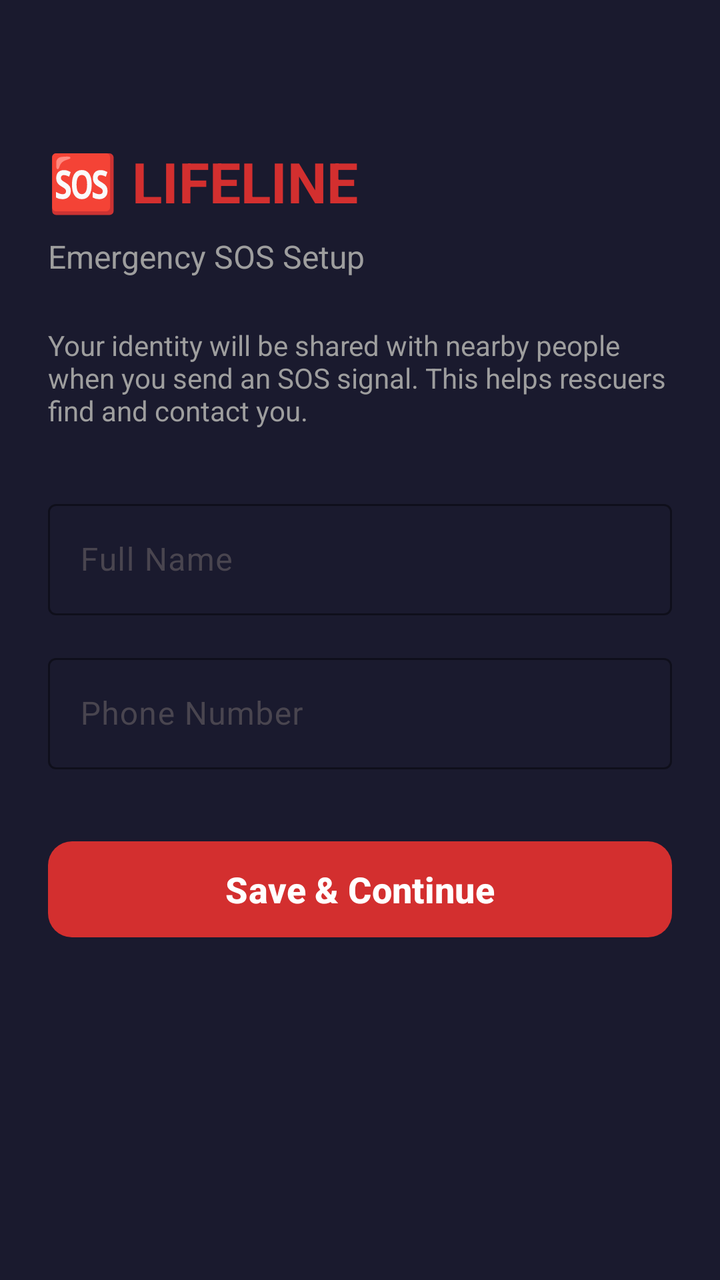
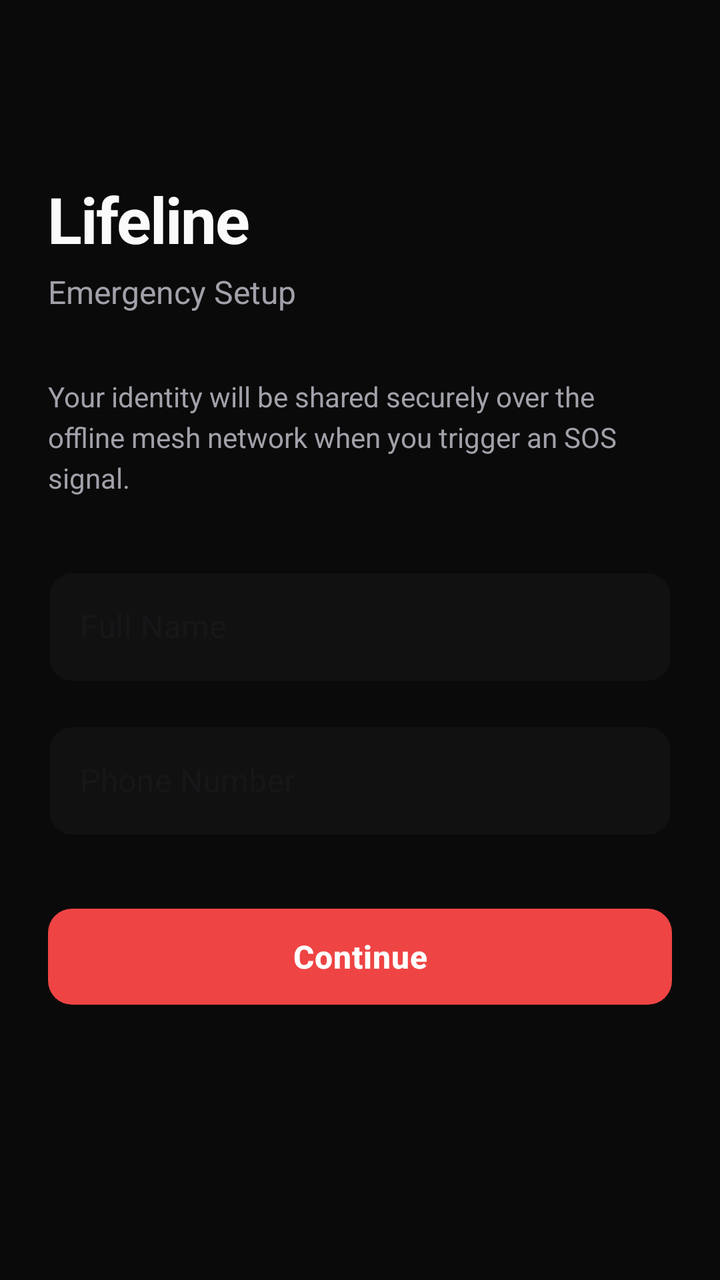

The first picture is an Android layout as it rendered before a commit; the second is the same layout after the commit. The layout source and the unified diff follow.
<!-- AndroidManifest.xml: application theme Theme.Lifeline -->
<!-- res/layout/activity_user_identity.xml -->
<?xml version="1.0" encoding="utf-8"?>
<androidx.constraintlayout.widget.ConstraintLayout
    xmlns:android="http://schemas.android.com/apk/res/android"
    xmlns:app="http://schemas.android.com/apk/res-auto"
    android:layout_width="match_parent"
    android:layout_height="match_parent"
    android:background="@color/dark_background"
    android:padding="24dp">

    
    <TextView
        android:id="@+id/tvTitle"
        android:layout_width="wrap_content"
        android:layout_height="wrap_content"
        android:text="🆘 LIFELINE"
        android:textSize="28sp"
        android:textStyle="bold"
        android:textColor="@color/emergency_red"
        app:layout_constraintTop_toTopOf="parent"
        app:layout_constraintStart_toStartOf="parent"
        android:layout_marginTop="48dp"/>

    <TextView
        android:id="@+id/tvSubtitle"
        android:layout_width="wrap_content"
        android:layout_height="wrap_content"
        android:text="Emergency SOS Setup"
        android:textSize="16sp"
        android:textColor="@color/text_secondary"
        app:layout_constraintTop_toBottomOf="@id/tvTitle"
        app:layout_constraintStart_toStartOf="parent"
        android:layout_marginTop="8dp"/>

    <TextView
        android:id="@+id/tvDescription"
        android:layout_width="0dp"
        android:layout_height="wrap_content"
        android:text="Your identity will be shared with nearby people when you send an SOS signal. This helps rescuers find and contact you."
        android:textSize="14sp"
        android:textColor="@color/text_secondary"
        app:layout_constraintTop_toBottomOf="@id/tvSubtitle"
        app:layout_constraintStart_toStartOf="parent"
        app:layout_constraintEnd_toEndOf="parent"
        android:layout_marginTop="24dp"/>

    
    <com.google.android.material.textfield.TextInputLayout
        android:id="@+id/tilName"
        android:layout_width="0dp"
        android:layout_height="wrap_content"
        android:hint="Full Name"
        app:layout_constraintTop_toBottomOf="@id/tvDescription"
        app:layout_constraintStart_toStartOf="parent"
        app:layout_constraintEnd_toEndOf="parent"
        android:layout_marginTop="32dp"
        app:boxStrokeColor="@color/emergency_red"
        app:hintTextColor="@color/text_secondary">

        <com.google.android.material.textfield.TextInputEditText
            android:id="@+id/etName"
            android:layout_width="match_parent"
            android:layout_height="wrap_content"
            android:inputType="textPersonName"
            android:textColor="@color/text_primary"
            android:textSize="16sp"/>
    </com.google.android.material.textfield.TextInputLayout>

    
    <com.google.android.material.textfield.TextInputLayout
        android:id="@+id/tilPhone"
        android:layout_width="0dp"
        android:layout_height="wrap_content"
        android:hint="Phone Number"
        app:layout_constraintTop_toBottomOf="@id/tilName"
        app:layout_constraintStart_toStartOf="parent"
        app:layout_constraintEnd_toEndOf="parent"
        android:layout_marginTop="16dp"
        app:boxStrokeColor="@color/emergency_red"
        app:hintTextColor="@color/text_secondary">

        <com.google.android.material.textfield.TextInputEditText
            android:id="@+id/etPhone"
            android:layout_width="match_parent"
            android:layout_height="wrap_content"
            android:inputType="phone"
            android:textColor="@color/text_primary"
            android:textSize="16sp"/>
    </com.google.android.material.textfield.TextInputLayout>

    
    <com.google.android.material.button.MaterialButton
        android:id="@+id/btnSave"
        android:layout_width="0dp"
        android:layout_height="56dp"
        android:text="Save &amp; Continue"
        android:textSize="18sp"
        android:textStyle="bold"
        app:backgroundTint="@color/emergency_red"
        app:cornerRadius="12dp"
        app:layout_constraintTop_toBottomOf="@id/tilPhone"
        app:layout_constraintStart_toStartOf="parent"
        app:layout_constraintEnd_toEndOf="parent"
        android:layout_marginTop="32dp"/>

</androidx.constraintlayout.widget.ConstraintLayout>
<!-- resources referenced by this layout -->
<resources>
  <color name="dark_background">#1A1A2E</color>
  <color name="emergency_red">#D32F2F</color>
  <color name="text_primary">#EAEAEA</color>
  <color name="text_secondary">#9E9E9E</color>
  <style name="Theme.Lifeline" parent="Theme.Material3.DayNight.NoActionBar">
          <item name="colorPrimary">@color/emergency_red</item>
          <item name="colorPrimaryDark">@color/emergency_red_dark</item>
          <item name="colorAccent">@color/emergency_red</item>
          <item name="android:windowBackground">@color/dark_background</item>
          <item name="android:statusBarColor">@color/dark_surface</item>
          <item name="android:navigationBarColor">@color/dark_background</item>
          <item name="android:textColor">@color/text_primary</item>
      </style>
  <color name="emergency_red_dark">#B71C1C</color>
  <color name="dark_surface">#16213E</color>
</resources>

<!-- the commit's change to res/layout/activity_user_identity.xml (unified diff, before → after) -->
@@ -12,40 +12,43 @@
         android:id="@+id/tvTitle"
         android:layout_width="wrap_content"
         android:layout_height="wrap_content"
-        android:text="🆘 LIFELINE"
-        android:textSize="28sp"
+        android:text="Lifeline"
+        android:textSize="32sp"
         android:textStyle="bold"
-        android:textColor="@color/emergency_red"
+        android:textColor="@color/text_primary"
+        android:letterSpacing="-0.02"
         app:layout_constraintTop_toTopOf="parent"
         app:layout_constraintStart_toStartOf="parent"
-        android:layout_marginTop="48dp"/>
+        android:layout_marginTop="64dp"/>
 
     <TextView
         android:id="@+id/tvSubtitle"
         android:layout_width="wrap_content"
         android:layout_height="wrap_content"
-        android:text="Emergency SOS Setup"
+        android:text="Emergency Setup"
         android:textSize="16sp"
         android:textColor="@color/text_secondary"
         app:layout_constraintTop_toBottomOf="@id/tvTitle"
         app:layout_constraintStart_toStartOf="parent"
-        android:layout_marginTop="8dp"/>
+        android:layout_marginTop="4dp"/>
 
     <TextView
         android:id="@+id/tvDescription"
         android:layout_width="0dp"
         android:layout_height="wrap_content"
-        android:text="Your identity will be shared with nearby people when you send an SOS signal. This helps rescuers find and contact you."
+        android:text="Your identity will be shared securely over the offline mesh network when you trigger an SOS signal."
         android:textSize="14sp"
         android:textColor="@color/text_secondary"
+        android:lineSpacingExtra="4dp"
         app:layout_constraintTop_toBottomOf="@id/tvSubtitle"
         app:layout_constraintStart_toStartOf="parent"
         app:layout_constraintEnd_toEndOf="parent"
-        android:layout_marginTop="24dp"/>
+        android:layout_marginTop="32dp"/>
 
     
     <com.google.android.material.textfield.TextInputLayout
         android:id="@+id/tilName"
+        style="@style/Widget.MaterialComponents.TextInputLayout.OutlinedBox"
         android:layout_width="0dp"
         android:layout_height="wrap_content"
         android:hint="Full Name"
@@ -53,8 +56,13 @@
         app:layout_constraintStart_toStartOf="parent"
         app:layout_constraintEnd_toEndOf="parent"
         android:layout_marginTop="32dp"
-        app:boxStrokeColor="@color/emergency_red"
-        app:hintTextColor="@color/text_secondary">
+        app:boxCornerRadiusTopStart="12dp"
+        app:boxCornerRadiusTopEnd="12dp"
+        app:boxCornerRadiusBottomStart="12dp"
+        app:boxCornerRadiusBottomEnd="12dp"
+        app:boxStrokeColor="@color/border_color"
+        app:hintTextColor="@color/text_secondary"
+        app:boxBackgroundColor="@color/dark_surface">
 
         <com.google.android.material.textfield.TextInputEditText
             android:id="@+id/etName"
@@ -68,6 +76,7 @@
     
     <com.google.android.material.textfield.TextInputLayout
         android:id="@+id/tilPhone"
+        style="@style/Widget.MaterialComponents.TextInputLayout.OutlinedBox"
         android:layout_width="0dp"
         android:layout_height="wrap_content"
         android:hint="Phone Number"
@@ -75,8 +84,13 @@
         app:layout_constraintStart_toStartOf="parent"
         app:layout_constraintEnd_toEndOf="parent"
         android:layout_marginTop="16dp"
-        app:boxStrokeColor="@color/emergency_red"
-        app:hintTextColor="@color/text_secondary">
+        app:boxCornerRadiusTopStart="12dp"
+        app:boxCornerRadiusTopEnd="12dp"
+        app:boxCornerRadiusBottomStart="12dp"
+        app:boxCornerRadiusBottomEnd="12dp"
+        app:boxStrokeColor="@color/border_color"
+        app:hintTextColor="@color/text_secondary"
+        app:boxBackgroundColor="@color/dark_surface">
 
         <com.google.android.material.textfield.TextInputEditText
             android:id="@+id/etPhone"
@@ -92,9 +106,11 @@
         android:id="@+id/btnSave"
         android:layout_width="0dp"
         android:layout_height="56dp"
-        android:text="Save &amp; Continue"
-        android:textSize="18sp"
+        android:text="Continue"
+        android:textSize="16sp"
         android:textStyle="bold"
+        android:letterSpacing="0.02"
+        android:textColor="@color/white"
         app:backgroundTint="@color/emergency_red"
         app:cornerRadius="12dp"
         app:layout_constraintTop_toBottomOf="@id/tilPhone"
<!-- resource entries referenced after the edit -->
@@ -1,19 +1,21 @@
 <!-- resources referenced by this layout -->
 <resources>
-  <color name="dark_background">#1A1A2E</color>
-  <color name="emergency_red">#D32F2F</color>
-  <color name="text_primary">#EAEAEA</color>
-  <color name="text_secondary">#9E9E9E</color>
+  <color name="border_color">#27272A</color>
+  <color name="dark_background">#0A0A0A</color>
+  <color name="emergency_red">#EF4444</color>
+  <color name="text_primary">#FAFAFA</color>
+  <color name="text_secondary">#A1A1AA</color>
+  <color name="white">#FFFFFF</color>
   <style name="Theme.Lifeline" parent="Theme.Material3.DayNight.NoActionBar">
           <item name="colorPrimary">@color/emergency_red</item>
           <item name="colorPrimaryDark">@color/emergency_red_dark</item>
           <item name="colorAccent">@color/emergency_red</item>
           <item name="android:windowBackground">@color/dark_background</item>
-          <item name="android:statusBarColor">@color/dark_surface</item>
+          <item name="android:statusBarColor">@color/dark_background</item>
           <item name="android:navigationBarColor">@color/dark_background</item>
           <item name="android:textColor">@color/text_primary</item>
       </style>
-  <color name="emergency_red_dark">#B71C1C</color>
-  <color name="dark_surface">#16213E</color>
+  <color name="emergency_red_dark">#DC2626</color>
+  <color name="dark_surface">#111111</color>
 </resources>
 
